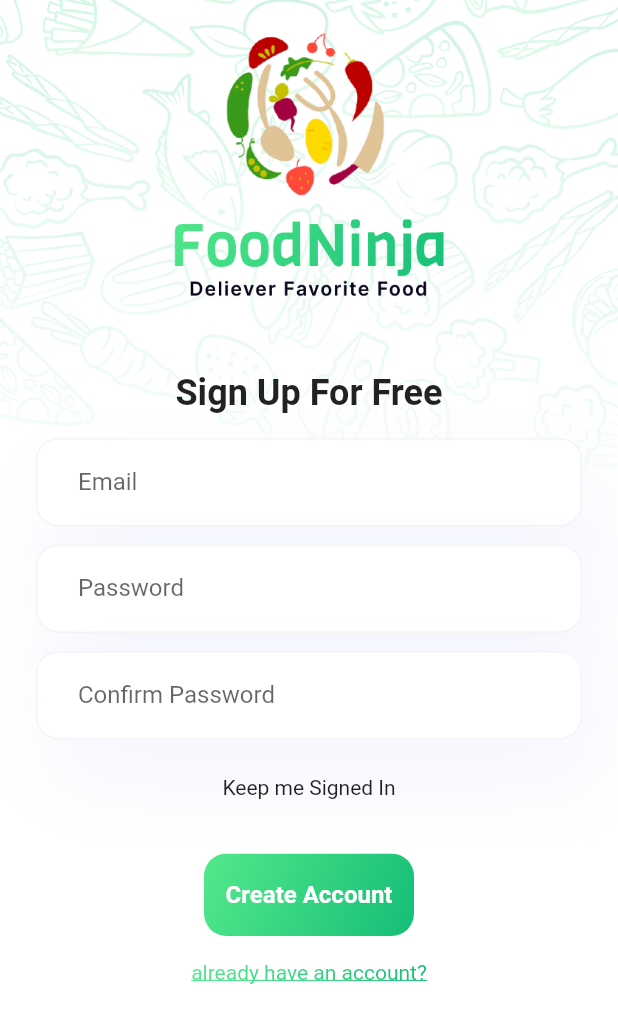
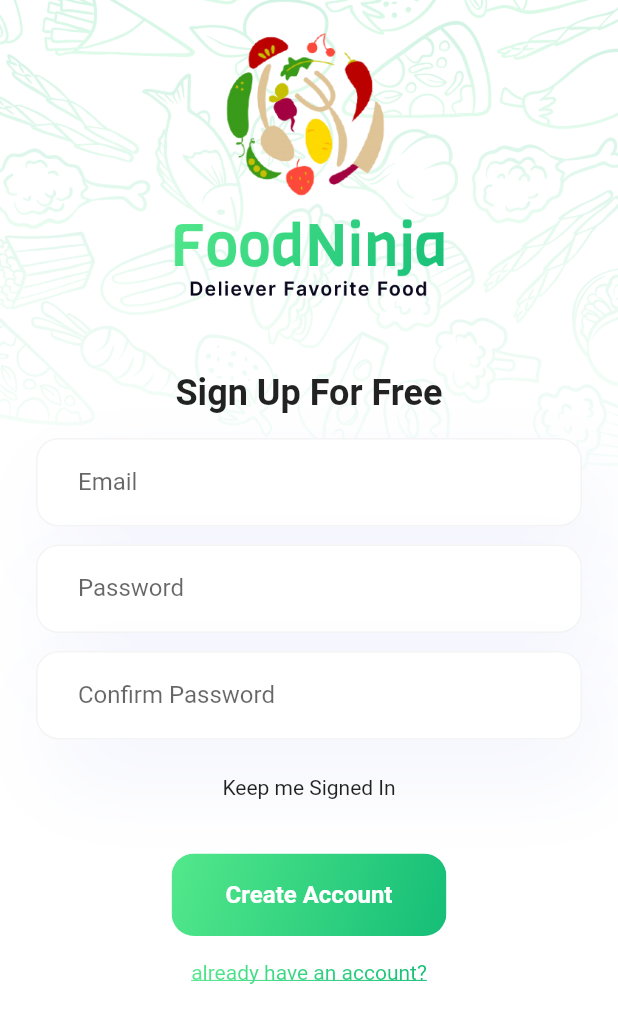
Before and after one commit to cafrias/food_ninja, a Flutter app: the screen it shows after launch, on a phone screen of 412 x 824 dp. Shown: the top 1023 px of the screen. Run offline on Flutter 3.47's test engine with Material 2 defaults, Android fonts, the phone set to English and light mode, and no system bars; our stand-ins replace flutter_svg.

Commit message:
refactor: include horizontal padding for MainActionButton

```diff
--- a/lib/widgets/main_action_button.dart
+++ b/lib/widgets/main_action_button.dart
@@ -28,7 +28,7 @@ class MainActionButton extends StatelessWidget {
             style: TextButton.styleFrom(
               minimumSize: const Size(140, 1),
               foregroundColor: Colors.white,
-              padding: const EdgeInsets.symmetric(vertical: 18),
+              padding: const EdgeInsets.symmetric(vertical: 18, horizontal: 36),
               textStyle: const TextStyle(
                 fontSize: 16,
                 fontWeight: FontWeight.bold,
```
